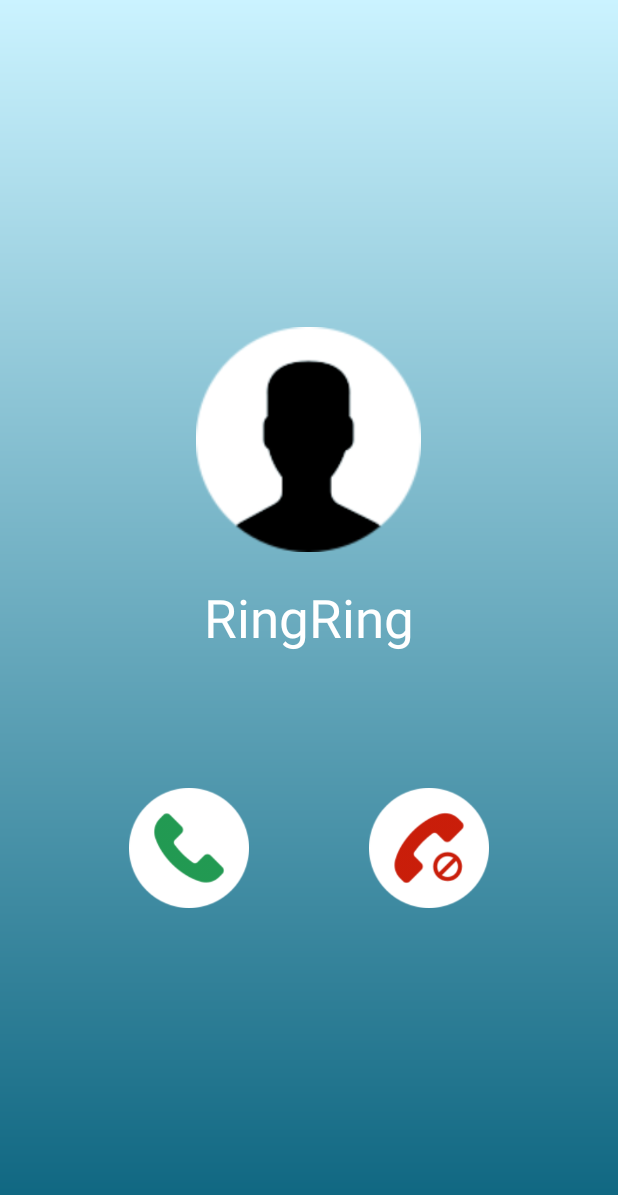
After one commit to hoangsang1998/AppRingVoIP, an Android app: the CallIncommingActivity screen opened directly, with no data from a screen before it, on a phone screen of 412 x 824 dp. The commit adds this screen. Shown: the top 1195 px of the screen. Run offline under Robolectric (Android 15) with nearby library versions, the phone set to English and light mode, and no system bars.

Commit message:
Call GUI

```diff
--- a/app/src/main/AndroidManifest.xml
+++ b/app/src/main/AndroidManifest.xml
@@ -9,7 +9,9 @@
         android:roundIcon="@mipmap/ic_launcher_round"
         android:supportsRtl="true"
         android:theme="@style/AppTheme">
-        <activity android:name=".Contact.AddFriendActivity"></activity>
+        <activity android:name=".Call.CallOutgoingActivity"></activity>
+        <activity android:name=".Call.CallIncommingActivity" />
+        <activity android:name=".Contact.AddFriendActivity" />
         <activity android:name=".Contact.ContactActivity" />
         <activity android:name=".Chat.ChattingActivity" />
         <activity android:name=".Profile.ProfileActivity" />
--- /dev/null
+++ b/app/src/main/java/com/example/ringvoip/Call/CallIncommingActivity.java
@@ -0,0 +1,16 @@
+package com.example.ringvoip.Call;
+
+import androidx.appcompat.app.AppCompatActivity;
+
+import android.os.Bundle;
+
+import com.example.ringvoip.R;
+
+public class CallIncommingActivity extends AppCompatActivity {
+
+    @Override
+    protected void onCreate(Bundle savedInstanceState) {
+        super.onCreate(savedInstanceState);
+        setContentView(R.layout.activity_call_incomming);
+    }
+}
--- /dev/null
+++ b/app/src/main/res/drawable-v24/bg_call_incoming.xml
@@ -0,0 +1,8 @@
+<?xml version="1.0" encoding="utf-8"?>
+<shape xmlns:android="http://schemas.android.com/apk/res/android"
+    android:shape="rectangle">
+    <gradient
+        android:startColor="#0A637E"
+        android:endColor="#CBF3FF"
+        android:angle="90"/>
+</shape>
--- /dev/null
+++ b/app/src/main/res/drawable-v24/btn_call_enabled.xml
@@ -0,0 +1,5 @@
+<?xml version="1.0" encoding="utf-8"?>
+<shape xmlns:android="http://schemas.android.com/apk/res/android"
+    android:shape="oval">
+    <solid android:color="@color/colorCallToggleButtonEnabled"/>
+</shape>
--- /dev/null
+++ b/app/src/main/res/drawable-v24/btn_mute_disable.xml
@@ -0,0 +1,6 @@
+<?xml version="1.0" encoding="utf-8"?>
+<vector android:height="24dp" android:tint="#FFFFFF"
+    android:viewportHeight="24.0" android:viewportWidth="24.0"
+    android:width="24dp" xmlns:android="http://schemas.android.com/apk/res/android">
+    <path android:fillColor="#FFFFFFFF" android:pathData="M12,14c1.66,0 2.99,-1.34 2.99,-3L15,5c0,-1.66 -1.34,-3 -3,-3S9,3.34 9,5v6c0,1.66 1.34,3 3,3zM17.3,11c0,3 -2.54,5.1 -5.3,5.1S6.7,14 6.7,11L5,11c0,3.41 2.72,6.23 6,6.72L11,21h2v-3.28c3.28,-0.48 6,-3.3 6,-6.72h-1.7z"/>
+</vector>
--- /dev/null
+++ b/app/src/main/res/drawable-v24/btn_speaker_enable.xml
@@ -0,0 +1,5 @@
+<vector android:height="24dp"
+    android:viewportHeight="24.0" android:viewportWidth="24.0"
+    android:width="24dp" xmlns:android="http://schemas.android.com/apk/res/android">
+    <path android:fillColor="#000000" android:pathData="M3,9v6h4l5,5L12,4L7,9L3,9zM16.5,12c0,-1.77 -1.02,-3.29 -2.5,-4.03v8.05c1.48,-0.73 2.5,-2.25 2.5,-4.02zM14,3.23v2.06c2.89,0.86 5,3.54 5,6.71s-2.11,5.85 -5,6.71v2.06c4.01,-0.91 7,-4.49 7,-8.77s-2.99,-7.86 -7,-8.77z"/>
+</vector>
--- /dev/null
+++ b/app/src/main/res/layout/activity_call_incomming.xml
@@ -0,0 +1,54 @@
+<?xml version="1.0" encoding="utf-8"?>
+<RelativeLayout xmlns:android="http://schemas.android.com/apk/res/android"
+    xmlns:tools="http://schemas.android.com/tools"
+    android:layout_width="match_parent"
+    android:layout_height="match_parent"
+
+    android:background="@drawable/bg_call_incoming"
+    tools:context="com.example.ringvoip.Call.CallIncommingActivity">
+
+    <ImageView
+        android:id="@+id/image_caller"
+        android:layout_width="150dp"
+        android:layout_height="150dp"
+        android:layout_above="@id/txtv_caller"
+        android:layout_centerHorizontal="true"
+        android:src="@drawable/profile_user1" />
+
+    <TextView
+        android:id="@+id/txtv_caller"
+        android:layout_width="wrap_content"
+        android:layout_height="wrap_content"
+        android:layout_centerInParent="true"
+        android:layout_marginTop="20dp"
+        android:layout_marginBottom="50dp"
+        android:textColor="#fff"
+        android:text="RingRing"
+        android:textSize="35sp" />
+
+    <RelativeLayout
+        android:layout_width="wrap_content"
+        android:layout_height="wrap_content"
+        android:layout_below="@id/txtv_caller"
+        android:layout_centerHorizontal="true">
+
+        <ImageButton
+            android:layout_width="80dp"
+            android:layout_height="80dp"
+            android:id="@+id/btn_accept"
+            android:layout_margin="40dp"
+            android:contentDescription="@string/app_name"
+            android:background="@drawable/accept_call_128"/>
+
+        <ImageButton
+            android:layout_width="80dp"
+            android:layout_height="80dp"
+            android:id="@+id/btn_decline"
+            android:layout_toEndOf="@id/btn_accept"
+            android:layout_margin="40dp"
+            android:background="@drawable/decline_call_128"
+            android:contentDescription="@string/app_name"
+            android:layout_toRightOf="@id/btn_accept" />
+
+    </RelativeLayout>
+</RelativeLayout>
```
Also changed, not shown: app/src/main/java/com/example/ringvoip/Call/CallOutgoingActivity.java (added, +16 -0 lines), app/src/main/java/com/example/ringvoip/Chat/ChattingActivity.java (+6 -5 lines), app/src/main/java/com/example/ringvoip/Profile/ProfileFriendActivity.java (+16 -14 lines), app/src/main/res/drawable-v24/bg_call_outgoing.xml (added, +8 -0 lines), app/src/main/res/drawable-v24/btn_mute_enable.xml (added, +10 -0 lines), app/src/main/res/drawable-v24/btn_speaker_disable.xml (added, +14 -0 lines), app/src/main/res/drawable-v24/ic_switch_camera.xml (added, +4 -0 lines), app/src/main/res/layout/activity_call_outgoing.xml (added, +101 -0 lines), app/src/main/res/drawable-v24/accept_call_128.png (added), app/src/main/res/drawable-v24/profile_user1.png (added).
